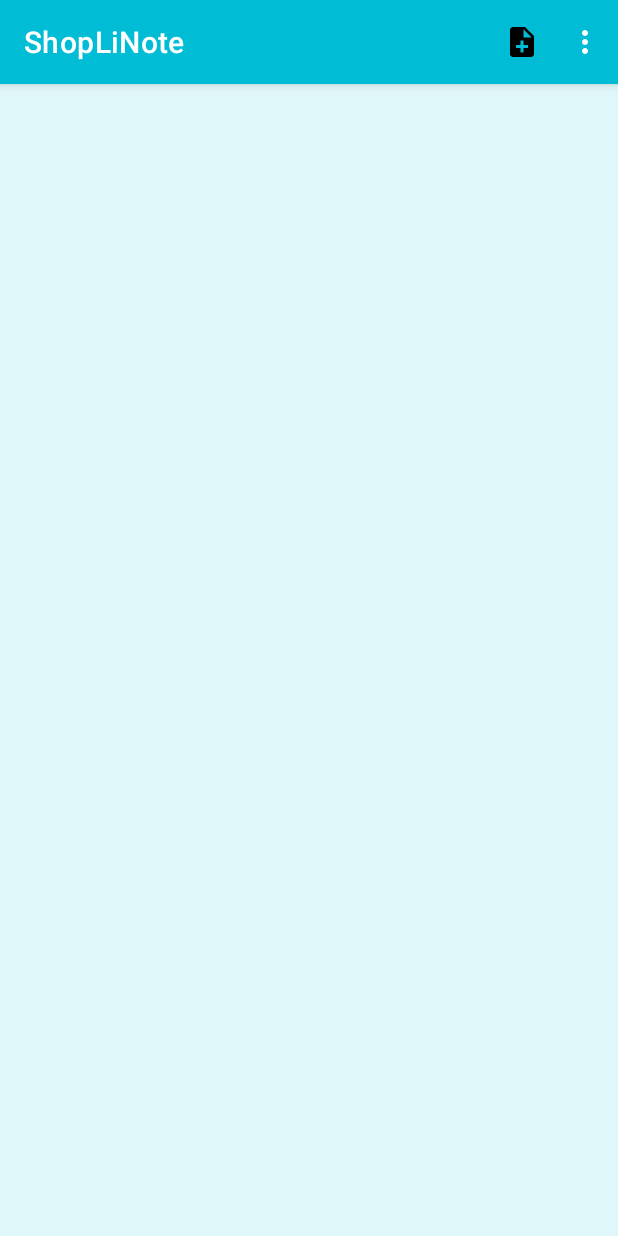
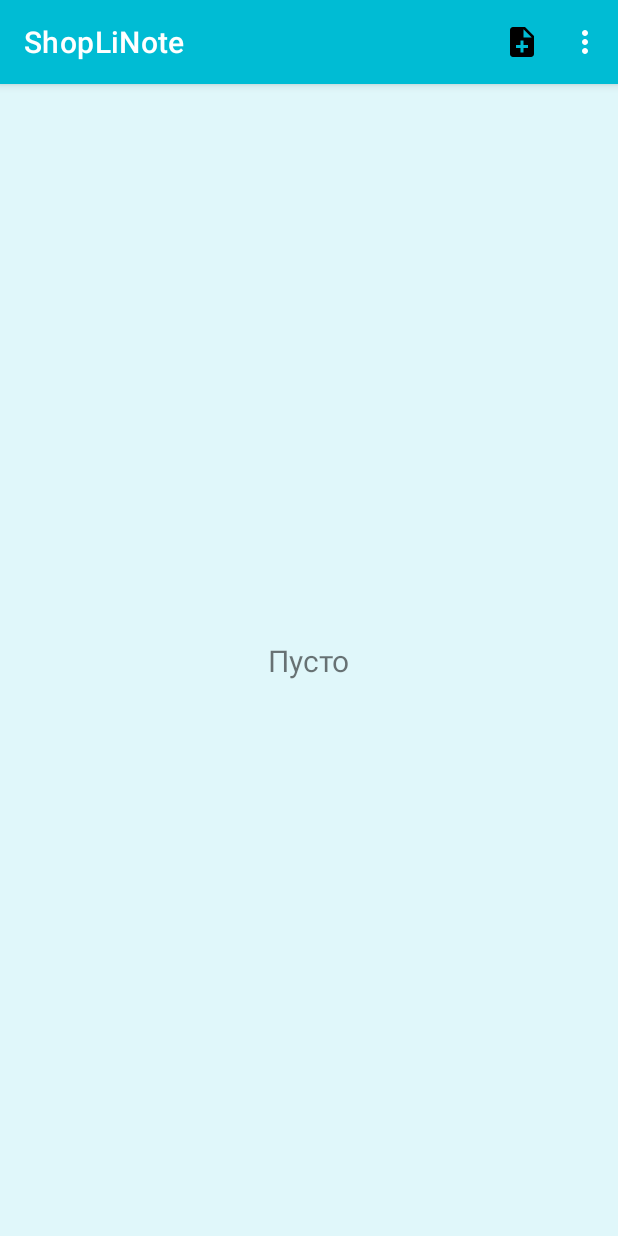
Before and after one commit to Galyminsky/ShopLiNote_Release, an Android app: the ShopListActivity screen opened directly, with no data from a screen before it, on a phone screen of 412 x 824 dp. Run offline under Robolectric (Android 15) with nearby library versions, the phone set to English and light mode, and no system bars; 2 statements that could not run were skipped.

Commit message:
!!! Исправлена ошибка в expandActionView() !!!

```diff
--- a/app/build.gradle
+++ b/app/build.gradle
@@ -33,6 +33,7 @@ android {
     buildFeatures {
         viewBinding = true
     }
+    namespace 'com.jobforandroid.shoplinoterelease'
 }
 
 dependencies {
--- a/app/src/main/AndroidManifest.xml
+++ b/app/src/main/AndroidManifest.xml
@@ -1,7 +1,6 @@
 <?xml version="1.0" encoding="utf-8"?>
 <manifest xmlns:android="http://schemas.android.com/apk/res/android"
-    xmlns:tools="http://schemas.android.com/tools"
-    package="com.jobforandroid.shoplinoterelease">
+    xmlns:tools="http://schemas.android.com/tools">
 
     <uses-permission android:name="android.permission.INTERNET"/>
 
--- a/app/src/main/java/com/jobforandroid/shoplinoterelease/BD/MainViewModel.kt
+++ b/app/src/main/java/com/jobforandroid/shoplinoterelease/BD/MainViewModel.kt
@@ -23,7 +23,6 @@ class MainViewModel(database: MainDataBase) : ViewModel() {
     fun getAllLibraryItems(name: String) = viewModelScope.launch {
         libraryItems.postValue(dao.getAllLibraryItems(name))
     }
-
 
     fun insertNote(note: NoteItem) = viewModelScope.launch {
         dao.insertNote(note)
--- a/app/src/main/java/com/jobforandroid/shoplinoterelease/BD/ShopListItemAdapter.kt
+++ b/app/src/main/java/com/jobforandroid/shoplinoterelease/BD/ShopListItemAdapter.kt
@@ -84,13 +84,13 @@ class ShopListItemAdapter(private val listener: Listener) :
                     tvName.setTextColor(
                         ContextCompat.getColor(
                             binding.root.context,
-                            R.color.red_500
+                            R.color.grey_light
                         )
                     )
                     tvInfo.setTextColor(
                         ContextCompat.getColor(
                             binding.root.context,
-                            R.color.red_500
+                            R.color.grey_light
                         )
                     )
                 } else {
--- a/app/src/main/java/com/jobforandroid/shoplinoterelease/BD/ShopListNameAdapter.kt
+++ b/app/src/main/java/com/jobforandroid/shoplinoterelease/BD/ShopListNameAdapter.kt
@@ -28,12 +28,9 @@ class ShopListNameAdapter(private val listener: Listener) :
 
 
     class ItemHolder(view: View) : RecyclerView.ViewHolder(view) {
-
         private val binding = ListNameItemBinding.bind(view)
 
         fun setData(shopListNameItem: ShopListNameItem, listener: Listener) = with(binding) {
-            val counterText =
-                "${shopListNameItem.checkedItemsCounter} / ${shopListNameItem.allItemCounter}"
             val colorState = ColorStateList.valueOf(
                 getProgressColorState(
                     shopListNameItem,
@@ -46,6 +43,8 @@ class ShopListNameAdapter(private val listener: Listener) :
             pBar.progress = shopListNameItem.checkedItemsCounter
             pBar.progressTintList = colorState
             counterCard.backgroundTintList = colorState
+            val counterText =
+                "${shopListNameItem.checkedItemsCounter} / ${shopListNameItem.allItemCounter}"
             tvCounter.text = counterText
             itemView.setOnClickListener {
                 listener.onClickItem(shopListNameItem)
--- a/app/src/main/java/com/jobforandroid/shoplinoterelease/activities/NewNoteActivity.kt
+++ b/app/src/main/java/com/jobforandroid/shoplinoterelease/activities/NewNoteActivity.kt
@@ -235,7 +235,6 @@ class NewNoteActivity : AppCompatActivity() {
     }
 
     private fun setTextSize() = with(binding) {
-        Log.d("MyLog", "size: ${pref?.getString("title_size_key", "12")}")
         edTitle.setTextSize(pref?.getString("title_size_key", "12"))
         edDescription.setTextSize(pref?.getString("content_size_key", "12"))
     }
--- a/app/src/main/java/com/jobforandroid/shoplinoterelease/activities/ShopListActivity.kt
+++ b/app/src/main/java/com/jobforandroid/shoplinoterelease/activities/ShopListActivity.kt
@@ -46,6 +46,7 @@ class ShopListActivity : AppCompatActivity(), ShopListItemAdapter.Listener {
         setTheme(getSelectedTheme())
         super.onCreate(savedInstanceState)
         binding = ActivityShopListBinding.inflate(layoutInflater)
+
         setContentView(binding.root)
         init()
         initRcView()
@@ -102,7 +103,6 @@ class ShopListActivity : AppCompatActivity(), ShopListItemAdapter.Listener {
                     )
                 )
             }
-
         }
         return super.onOptionsItemSelected(item)
     }
@@ -179,7 +179,7 @@ class ShopListActivity : AppCompatActivity(), ShopListItemAdapter.Listener {
                 invalidateOptionsMenu()
                 mainViewModel.libraryItems.removeObservers(this@ShopListActivity)
                 edItem?.setText("")
-                libraryItemObserver()
+                listItemObserver()
                 return true
             }
         }
--- a/app/src/main/java/com/jobforandroid/shoplinoterelease/fragments/ShopListNamesFragment.kt
+++ b/app/src/main/java/com/jobforandroid/shoplinoterelease/fragments/ShopListNamesFragment.kt
@@ -20,7 +20,7 @@ import com.jobforandroid.shoplinoterelease.entities.ShopListNameItem
 import com.jobforandroid.shoplinoterelease.utils.TimeManager
 
 
-class ShopListNamesFragment : BaseFragment(), ShopListNameAdapter.Listener {
+class ShopListNamesFragment : BaseFragment(), ShopListNameAdapter.Listener  {
     private lateinit var binding: FragmentShopListNamesBinding
     private lateinit var adapter: ShopListNameAdapter
     private val mainViewModel: MainViewModel by activityViewModels {
--- a/app/src/main/res/layout/activity_shop_list.xml
+++ b/app/src/main/res/layout/activity_shop_list.xml
@@ -22,9 +22,9 @@
         android:layout_height="wrap_content"
         android:text="Пусто"
         android:textSize="20sp"
-        android:visibility="gone"
         app:layout_constraintBottom_toBottomOf="parent"
         app:layout_constraintEnd_toEndOf="parent"
         app:layout_constraintStart_toStartOf="parent"
-        app:layout_constraintTop_toTopOf="parent" />
+        app:layout_constraintTop_toTopOf="parent"
+        tools:visibility="gone" />
 </androidx.constraintlayout.widget.ConstraintLayout>
--- a/app/src/main/res/layout/list_name_item.xml
+++ b/app/src/main/res/layout/list_name_item.xml
@@ -49,7 +49,8 @@
                 android:layout_height="wrap_content"
                 android:text="Подробности"
                 android:textSize="12sp"
-                android:visibility="visible" />
+                android:visibility="visible"
+                tools:visibility="visible" />
 
             <ProgressBar
                 android:id="@+id/pBar"
--- a/build.gradle
+++ b/build.gradle
@@ -1,7 +1,7 @@
 // Top-level build file where you can add configuration options common to all sub-projects/modules.
 plugins {
-    id 'com.android.application' version '7.2.1' apply false
-    id 'com.android.library' version '7.2.1' apply false
+    id 'com.android.application' version '7.3.0' apply false
+    id 'com.android.library' version '7.3.0' apply false
     id 'org.jetbrains.kotlin.android' version '1.7.10' apply false
 }
 
```
Also changed, not shown: gradle/wrapper/gradle-wrapper.properties.
